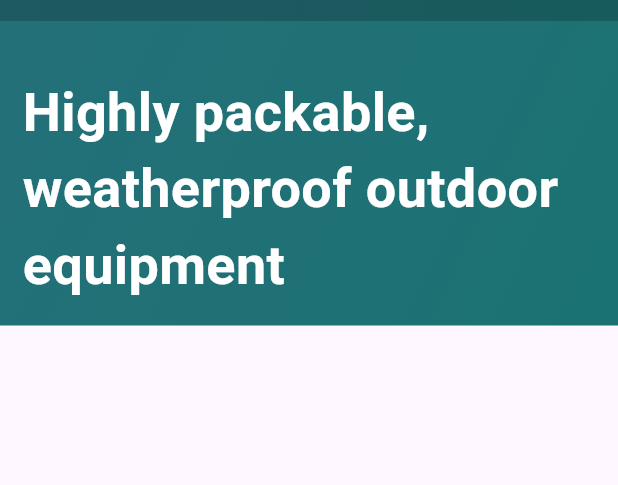
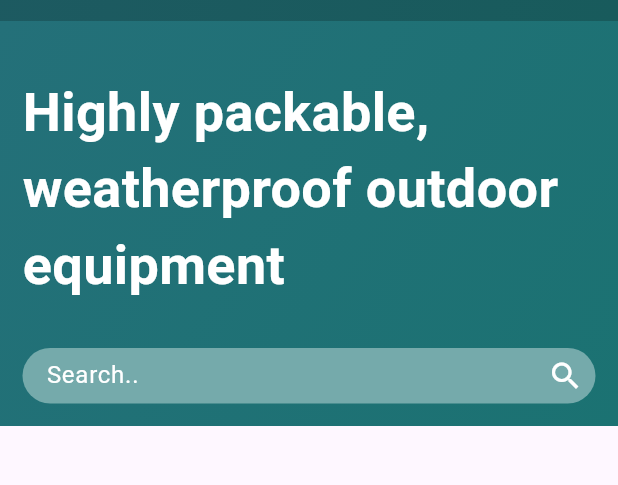
Before and after one commit to hyeonginju/dg_asmt_peter, a Flutter app: the screen it shows after launch, on a phone screen of 412 x 824 dp, the part 96-581 px from its top. Run offline on Flutter 3.47's test engine with Material 3 defaults, Android fonts, the phone set to English and light mode, and no system bars.

Commit message:
💄 add searchbar

```diff
--- a/lib/screens/home_screen.dart
+++ b/lib/screens/home_screen.dart
@@ -1,5 +1,6 @@
 import 'package:dg_asmt_peter/theme/app_colors.dart';
 import 'package:dg_asmt_peter/theme/app_icons.dart';
+import 'package:dg_asmt_peter/widgets/custom_search_bar.dart';
 import 'package:dg_asmt_peter/widgets/header_text.dart';
 import 'package:flutter/material.dart';
 
@@ -71,6 +72,7 @@ class _HomeScreenState extends State<HomeScreen> {
               HeaderText(
                 title: 'Highly packable, weatherproof outdoor equipment',
               ),
+              CustomSearchBar(),
             ],
           ),
         ),
--- /dev/null
+++ b/lib/widgets/custom_search_bar.dart
@@ -0,0 +1,29 @@
+import 'package:dg_asmt_peter/theme/app_colors.dart';
+import 'package:flutter/material.dart';
+
+class CustomSearchBar extends StatelessWidget {
+  const CustomSearchBar({super.key});
+
+  @override
+  Widget build(BuildContext context) {
+    return Container(
+      margin: EdgeInsets.all(15),
+      child: SearchBar(
+        hintText: 'Search..',
+        backgroundColor: WidgetStateProperty.all(Color(0xFF75AAAB)),
+        shadowColor: WidgetStateProperty.all(Colors.transparent),
+        shape: WidgetStateProperty.all(
+          RoundedRectangleBorder(borderRadius: BorderRadius.circular(20.0)),
+        ),
+        textStyle: WidgetStateProperty.all(
+          TextStyle(color: AppColors.white, fontWeight: FontWeight.bold),
+        ),
+        hintStyle: WidgetStateProperty.all(
+          TextStyle(color: AppColors.white, fontWeight: FontWeight.normal),
+        ),
+        constraints: BoxConstraints(minHeight: 37, maxHeight: 37),
+        trailing: [Icon(Icons.search, color: AppColors.white)],
+      ),
+    );
+  }
+}
```
